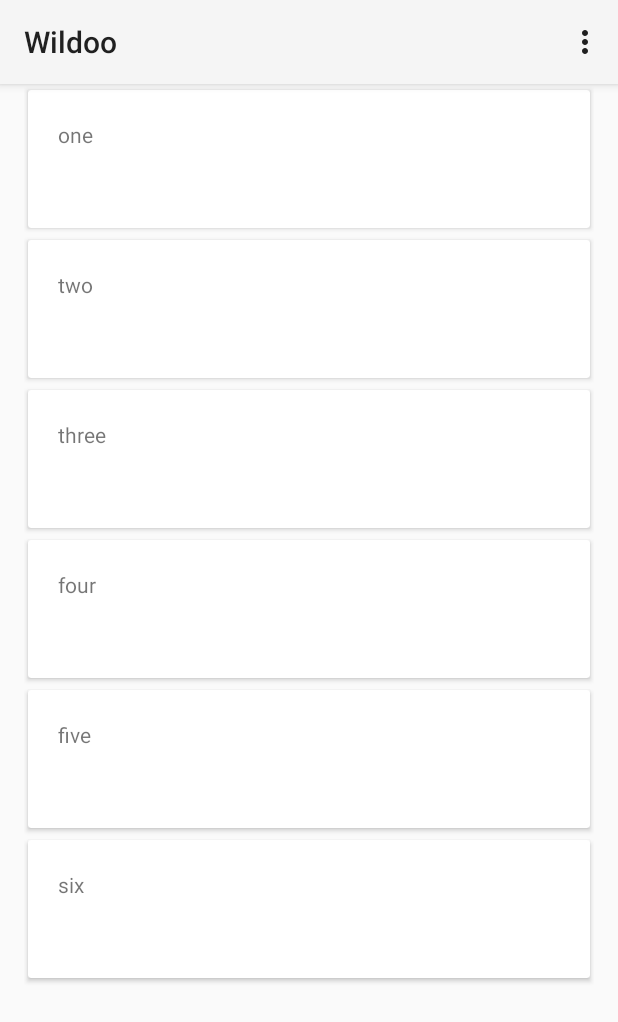
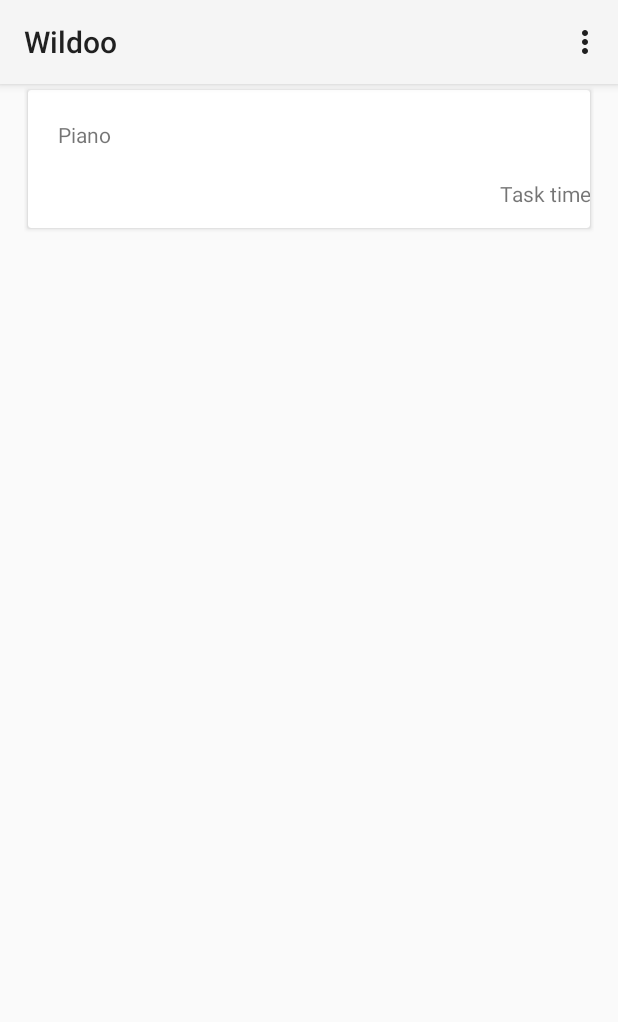
Before and after one commit to Epipong/wildoo, an Android app: the screen it shows after launch (MainActivity), on a phone screen of 412 x 824 dp. Shown: the top 1022 px of the screen. Run offline under Robolectric (Android 15) with nearby library versions, the phone set to English and light mode, and no system bars.

Commit message:
The content of the cards is now read from a file (via JSON)

```diff
--- a/app/src/main/java/com/davy/adrien/wildoo/CardsAdapter.java
+++ b/app/src/main/java/com/davy/adrien/wildoo/CardsAdapter.java
@@ -1,19 +1,38 @@
 package com.davy.adrien.wildoo;
 
 
-import android.app.ActionBar;
-import android.support.v7.widget.CardView;
 import android.support.v7.widget.RecyclerView;
 import android.view.LayoutInflater;
 import android.view.View;
 import android.view.ViewGroup;
-import android.widget.Space;
 import android.widget.TextView;
 
-// TODO: the Space should be inside the RecyclerView.
+import org.json.JSONArray;
+import org.json.JSONException;
+import org.json.JSONObject;
+
 public class CardsAdapter extends RecyclerView.Adapter<CardsAdapter.ViewHolder> {
 
-    private String[] data;
+    private JSONObject data;
+
+    private JSONArray getDataArray() throws JSONException
+    {
+        return data.getJSONArray("tasks");
+    }
+
+    private JSONObject getTask(int position) throws  JSONException
+    {
+        JSONArray a = getDataArray();
+
+        return (JSONObject) a.get(position);
+    }
+
+    private String getTaskName(int position) throws JSONException
+    {
+        JSONObject task = getTask(position);
+
+        return task.getString("name");
+    }
 
     public abstract class ViewHolder extends RecyclerView.ViewHolder
     {
@@ -53,11 +72,15 @@ public class CardsAdapter extends RecyclerView.Adapter<CardsAdapter.ViewHolder>
         {
             TextView t = (TextView) mView.findViewById(R.id.task_name);
 
-            t.setText(data[position]);
+            try {
+                t.setText(getTaskName(position));
+            } catch (JSONException e) {
+                t.setText("JSON error");
+            }
         }
     }
 
-    public CardsAdapter(String[] data)
+    public CardsAdapter(JSONObject data)
     {
         this.data = data;
     }
@@ -84,11 +107,12 @@ public class CardsAdapter extends RecyclerView.Adapter<CardsAdapter.ViewHolder>
         }
     }
 
-    // the first item should be the smiley
+    // the first item should be the smiley (TODO)
     @Override
     public int getItemViewType(int position)
     {
-        return position == 0 ? 0 : 1;
+        return 1;
+        // return position == 0 ? 0 : 1;
     }
 
     @Override
@@ -101,6 +125,11 @@ public class CardsAdapter extends RecyclerView.Adapter<CardsAdapter.ViewHolder>
     @Override
     public int getItemCount()
     {
-        return data.length;
+        try {
+            return getDataArray().length();
+        } catch (JSONException e)
+        {
+            return 0;
+        }
     }
 }
--- a/app/src/main/java/com/davy/adrien/wildoo/MainActivity.java
+++ b/app/src/main/java/com/davy/adrien/wildoo/MainActivity.java
@@ -1,6 +1,7 @@
 package com.davy.adrien.wildoo;
 
 import android.app.Activity;
+import android.content.Context;
 import android.content.Intent;
 import android.os.Bundle;
 import android.support.v7.widget.LinearLayoutManager;
@@ -8,8 +9,42 @@ import android.support.v7.widget.RecyclerView;
 import android.view.Menu;
 import android.view.MenuItem;
 
+import org.json.JSONException;
+import org.json.JSONObject;
+
+import java.io.FileInputStream;
+import java.io.FileNotFoundException;
+import java.io.FileOutputStream;
+import java.io.IOException;
+
+import android.util.Log;
+
 
 public class MainActivity extends Activity {
+
+    private JSONObject readTaskJSON() throws IOException, JSONException
+    {
+        String filename = "tasks.json";
+        String string = "{ \"tasks\" : [ { \"name\" : \"Piano\"}] }";
+        FileOutputStream outputStream;
+
+        try {
+            outputStream = openFileOutput(filename, Context.MODE_PRIVATE);
+            outputStream.write(string.getBytes());
+            outputStream.close();
+        } catch (Exception e) {
+            Log.i("", "Making the file FAILED !");
+            e.printStackTrace();
+        }
+
+        FileInputStream inputStream = openFileInput(filename);
+        byte[] buffer = new byte[inputStream.available()];
+        inputStream.read(buffer, 0, inputStream.available());
+
+        String resultingJSON = new String(buffer, "UTF-8");
+
+        return new JSONObject(resultingJSON);
+    }
 
     protected void onCreate(Bundle savedInstanceState) {
         super.onCreate(savedInstanceState);
@@ -26,11 +61,12 @@ public class MainActivity extends Activity {
         mLayoutManager = new LinearLayoutManager(this);
         mRecyclerView.setLayoutManager(mLayoutManager);
 
-        String[] data = {"", "one", "two", "three", "four", "five", "six"};
+        JSONObject data;
+        try { data = readTaskJSON(); }
+        catch (JSONException | IOException e) { data = new JSONObject(); }
 
         mAdapter = new CardsAdapter(data);
         mRecyclerView.setAdapter(mAdapter);
-
 
     }
 
--- a/app/src/main/java/com/davy/adrien/wildoo/SmileyView.java
+++ b/app/src/main/java/com/davy/adrien/wildoo/SmileyView.java
@@ -4,10 +4,7 @@ import android.content.Context;
 import android.graphics.Canvas;
 import android.graphics.Paint;
 import android.view.SurfaceView;
-import android.view.View;
 import android.view.ViewGroup;
-import android.widget.LinearLayout;
-import android.widget.TextView;
 
 public class SmileyView extends SurfaceView {
 
--- a/app/src/main/res/layout/task_card_view.xml
+++ b/app/src/main/res/layout/task_card_view.xml
@@ -6,10 +6,23 @@
     android:layout_height="100dp"
     card_view:cardUseCompatPadding="true" >
 
-    <TextView
+    <RelativeLayout
         android:layout_width="match_parent"
-        android:layout_height="match_parent"
-        android:id="@+id/task_name"
-        android:padding="20dp"
-        />
+        android:layout_height="match_parent">
+
+        <TextView
+            android:layout_width="wrap_content"
+            android:layout_height="wrap_content"
+            android:id="@+id/task_name"
+            android:padding="20dp"
+            android:text="Hello world" />
+        <TextView
+            android:layout_width="match_parent"
+            android:layout_height="match_parent"
+            android:layout_alignParentRight="true"
+            android:layout_below="@id/task_name"
+            android:gravity="right"
+            android:text = "Task time" />
+
+    </RelativeLayout>
 </android.support.v7.widget.CardView>
```
